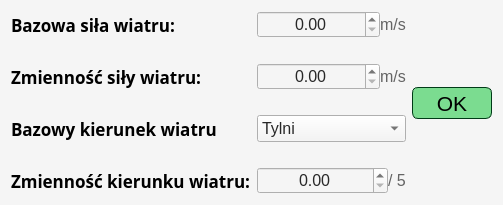
First picture: the form in source/UI/EditorWidgets/WindsGeneratorSettingsWidgetInputItem.ui, repository SiekamCebule/sj-sim, before the edit.
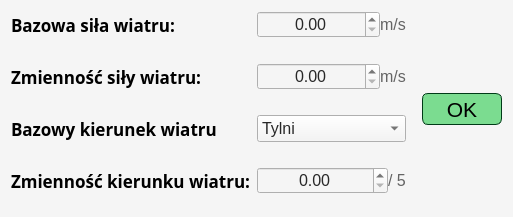
Second picture: the form after the edit.

Patch:
```diff
--- a/source/UI/EditorWidgets/WindsGeneratorSettingsWidgetInputItem.ui
+++ b/source/UI/EditorWidgets/WindsGeneratorSettingsWidgetInputItem.ui
@@ -6,8 +6,8 @@
    <rect>
     <x>0</x>
     <y>0</y>
-    <width>490</width>
-    <height>205</height>
+    <width>513</width>
+    <height>217</height>
    </rect>
   </property>
   <property name="windowTitle">
```
Left out of the diff: 50 changed lines with no effect on the pictures.
